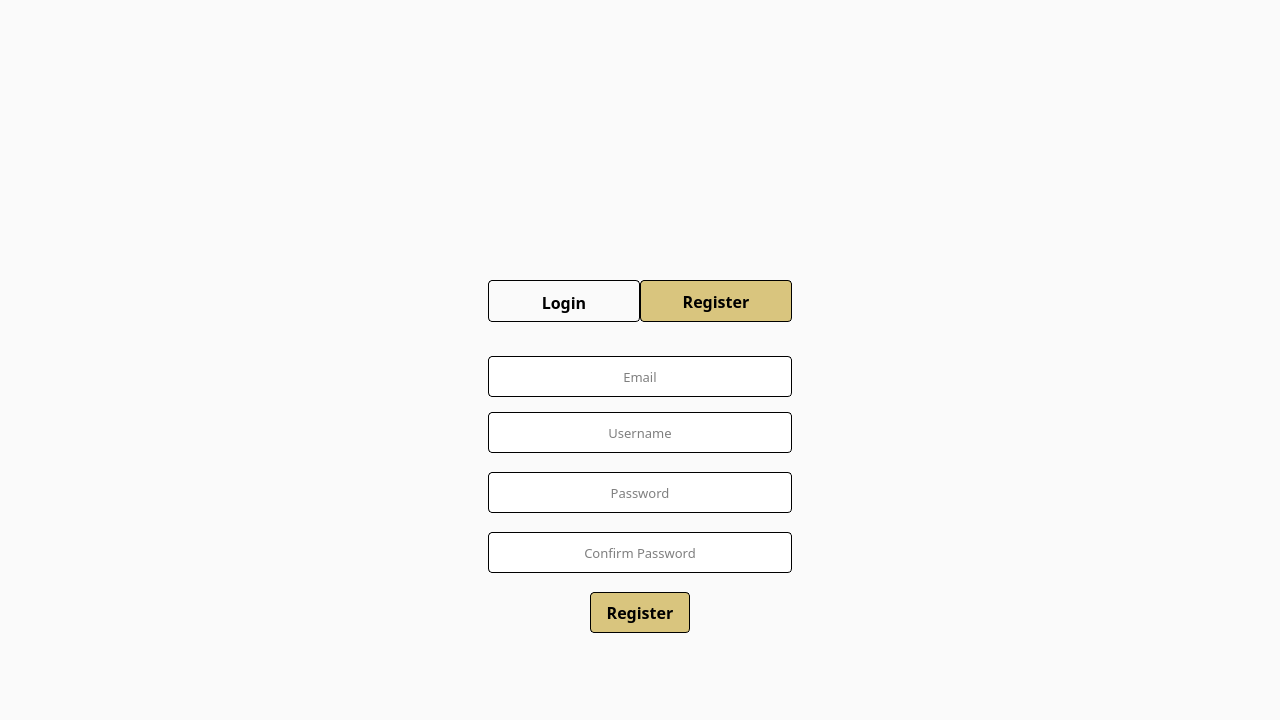
Scaryalet/CardVault, file loginregister.ui: the form before one commit.
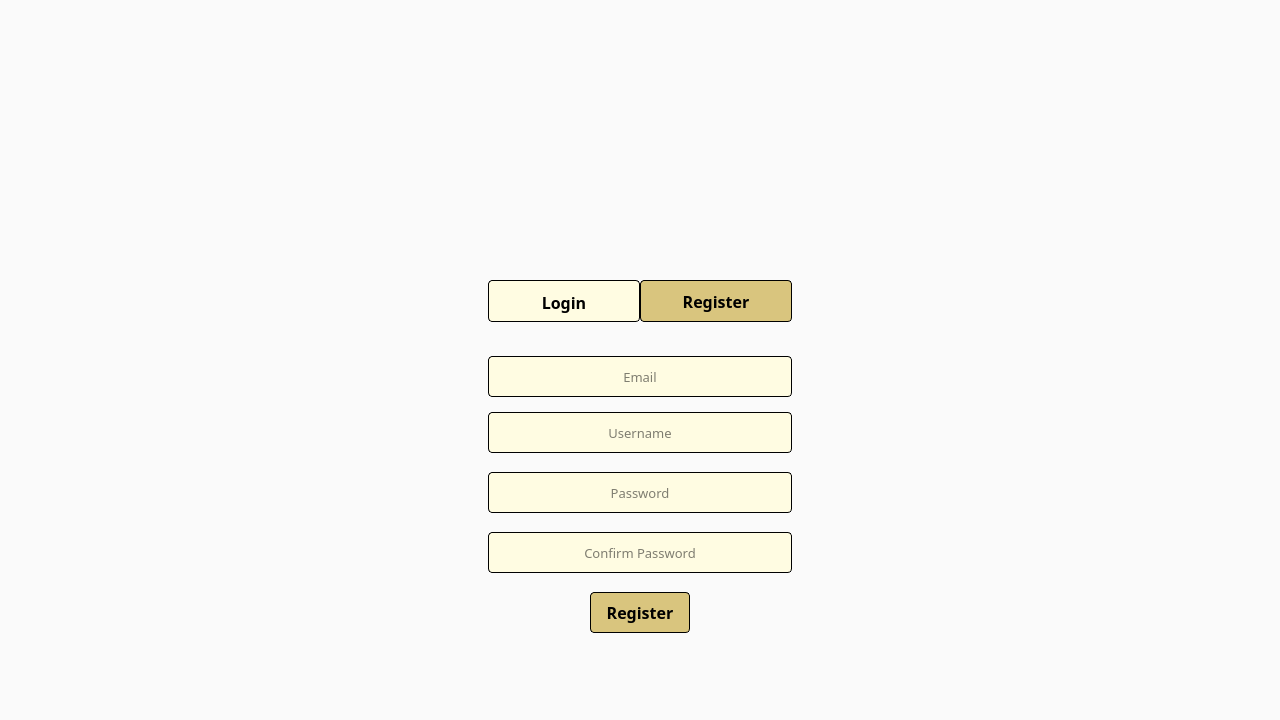
The form after the commit. The open tabs and pages were chosen to show the change. Icons and pictures are not drawn.

What changed in the file:
```diff
--- a/loginregister.ui
+++ b/loginregister.ui
@@ -46,7 +46,8 @@
 	width: 150;
 	height: 40;
 	border: 1px solid black;
-	border-radius: 4
+	border-radius: 4;
+	background-color: rgb(255, 252, 226);
 
 }
 QTabWidget::Pane {
@@ -240,7 +241,8 @@
        </font>
       </property>
       <property name="styleSheet">
-       <string notr="true">width: 300</string>
+       <string notr="true">width: 300;
+background-color: rgb(255, 252, 226);</string>
       </property>
       <property name="alignment">
        <set>Qt::AlignCenter</set>
@@ -268,7 +270,8 @@
        </font>
       </property>
       <property name="styleSheet">
-       <string notr="true">width: 300</string>
+       <string notr="true">width: 300;
+background-color: rgb(255, 252, 226);</string>
       </property>
       <property name="alignment">
        <set>Qt::AlignCenter</set>
@@ -296,7 +299,8 @@
        </font>
       </property>
       <property name="styleSheet">
-       <string notr="true">width: 300</string>
+       <string notr="true">width: 300;
+background-color: rgb(255, 252, 226);</string>
       </property>
       <property name="alignment">
        <set>Qt::AlignCenter</set>
@@ -324,7 +328,8 @@
        </font>
       </property>
       <property name="styleSheet">
-       <string notr="true">width: 300</string>
+       <string notr="true">width: 300;
+background-color: rgb(255, 252, 226);</string>
       </property>
       <property name="alignment">
        <set>Qt::AlignCenter</set>
@@ -358,8 +363,8 @@
    <widget class="QLabel" name="logo">
     <property name="geometry">
      <rect>
-      <x>580</x>
-      <y>140</y>
+      <x>590</x>
+      <y>130</y>
       <width>101</width>
       <height>101</height>
      </rect>
```
Left out of the diff: 9 changed lines with no effect on the pictures.
